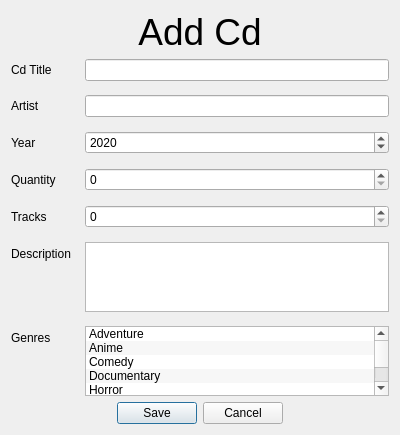
This is forms/cddialog.ui in umustdye/Book-Worms as Qt 5 draws it before an edit. The edited form follows.
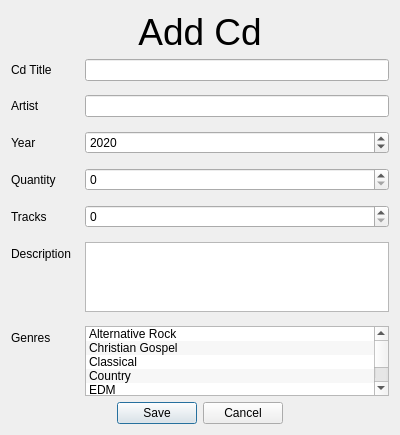
This is the edited form.

Patch:
```diff
--- a/forms/cddialog.ui
+++ b/forms/cddialog.ui
@@ -123,32 +123,62 @@
        </property>
        <item>
         <property name="text">
-         <string>Adventure</string>
+         <string>Alternative Rock</string>
         </property>
        </item>
        <item>
         <property name="text">
-         <string>Anime</string>
+         <string>Christian Gospel</string>
         </property>
        </item>
        <item>
         <property name="text">
-         <string>Comedy</string>
+         <string>Classical</string>
         </property>
        </item>
        <item>
         <property name="text">
-         <string>Documentary</string>
+         <string>Country</string>
         </property>
        </item>
        <item>
         <property name="text">
-         <string>Horror</string>
+         <string>EDM</string>
         </property>
        </item>
        <item>
         <property name="text">
-         <string>Romance</string>
+         <string>Indie Rock</string>
+        </property>
+       </item>
+       <item>
+        <property name="text">
+         <string>Jazz</string>
+        </property>
+       </item>
+       <item>
+        <property name="text">
+         <string>Latin</string>
+        </property>
+       </item>
+       <item>
+        <property name="text">
+         <string>Rap</string>
+        </property>
+       </item>
+       <item>
+        <property name="text">
+         <string>Rhythm and Blues</string>
+        </property>
+       </item>
+       <item>
+        <property name="text">
+         <string>Rock</string>
+        </property>
+       </item>
+       <item>
+        <property name="text">
+         <string>Techno</string>
         </property>
        </item>
       </widget>
```
Left out of the diff: 6 changed lines with no effect on the pictures.
